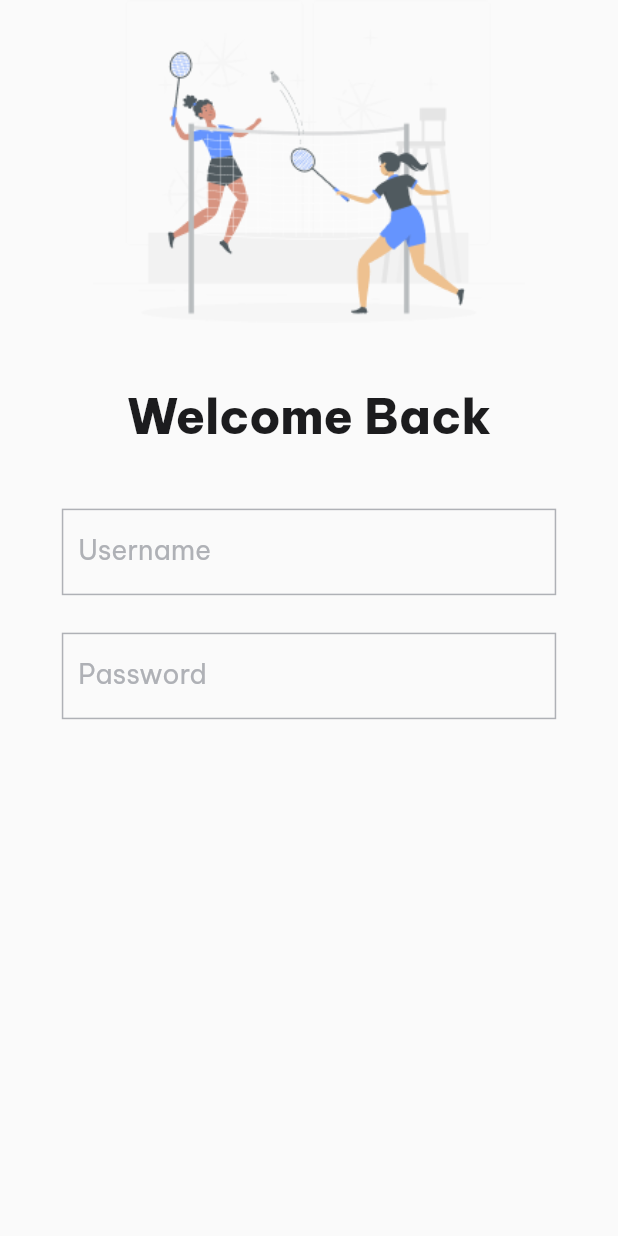
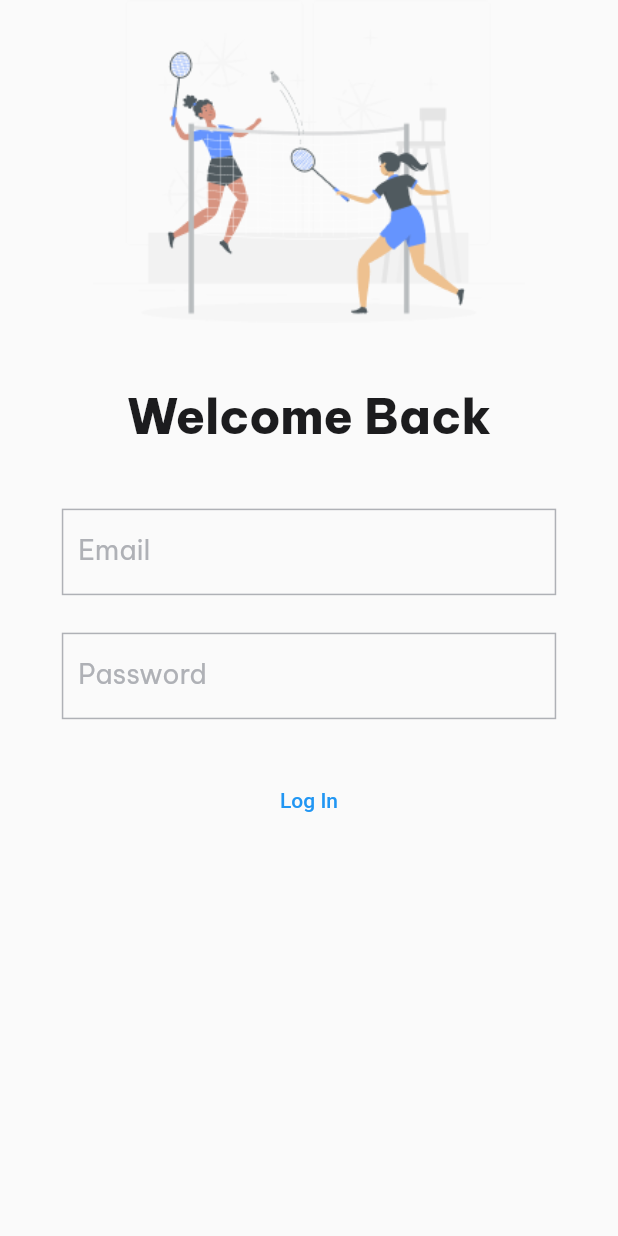
Before and after one commit to khangkontum/Birdify, a Flutter app: the LoginScreen screen opened directly, on a phone screen of 412 x 824 dp. Run offline on Flutter 3.47's test engine with Material 2 defaults, Android fonts, the phone set to English and light mode, and no system bars; drawn by our look-alikes of auto_size_text; our stand-ins replace auto_route, bloc, equatable, firebase_auth, firebase_core, flutter_bloc and 1 more; missing offline and left inert: flow_builder; accounts and stored records are empty.

Commit message:
[ADD] Add login, logout feature

```diff
--- /dev/null
+++ b/lib/data/models/user.dart
@@ -0,0 +1,27 @@
+import 'package:equatable/equatable.dart';
+
+class User extends Equatable {
+  final String? email;
+  final String id;
+  final String? name;
+  final String? phone;
+  final String? photo;
+  final String? token;
+
+  const User({
+    required this.id,
+    this.email = '',
+    this.token = '',
+    this.photo = '',
+    this.name = '',
+    this.phone = '',
+  });
+
+  static const empty = User(id: '');
+
+  bool get isEmpty => this == User.empty;
+  bool get isNotEmpty => this != User.empty;
+
+  @override
+  List<Object?> get props => [email, id, name, photo, phone];
+}
--- a/lib/logic/auth_bloc/auth_bloc.dart
+++ b/lib/logic/auth_bloc/auth_bloc.dart
@@ -1,18 +1,57 @@
+import 'dart:async';
+
 import 'package:bloc/bloc.dart';
 import 'package:equatable/equatable.dart';
-import 'package:firebase_auth/firebase_auth.dart';
+import 'package:mobile_final/data/models/user.dart';
 import 'package:mobile_final/data/repositories/auth_repository.dart';
 
 part 'auth_event.dart';
 part 'auth_state.dart';
 
 class AuthBloc extends Bloc<AuthEvent, AuthState> {
-  final AuthRepository authRepository;
+  final AuthRepository _authRepository;
+  StreamSubscription<User>? userSubcription;
 
-  AuthBloc(this.authRepository) : super(AuthInitial()) {}
+  AuthBloc(this._authRepository)
+      : super(const AuthState._(
+          status: AuthStatus.unauthenticated,
+        )) {
+    on<LoggedInEvent>(
+      _handleLoggedInEvent,
+    );
+
+    on<LoggedOutEvent>(_handleLoggedOutEvent);
+
+    userSubcription = _authRepository.user.listen((user) {
+      add(LoggedInEvent(user: user));
+    });
+  }
+
+  void _handleLoggedInEvent(
+    LoggedInEvent event,
+    Emitter<AuthState> emit,
+  ) {
+    if (event.user.isNotEmpty) {
+      emit(state.copyWith(
+        status: AuthStatus.authenticated,
+        user: event.user,
+      ));
+    } else {
+      emit(state.copyWith(status: AuthStatus.unauthenticated));
+    }
+  }
+
+  void _handleLoggedOutEvent(
+    LoggedOutEvent event,
+    Emitter<AuthState> emit,
+  ) {
+    unawaited(_authRepository.signOut());
+    emit(state.copyWith(status: AuthStatus.unauthenticated));
+  }
 
   @override
-  Stream<AuthState> mapEventToState(AuthEvent event) async* {
-    if (event is AuthLoading) {}
+  Future<void> close() {
+    userSubcription?.cancel();
+    return super.close();
   }
 }
--- a/lib/logic/auth_bloc/auth_event.dart
+++ b/lib/logic/auth_bloc/auth_event.dart
@@ -7,12 +7,10 @@ abstract class AuthEvent extends Equatable {
   List<Object> get props => [];
 }
 
-class LoadAuthEvent extends AuthEvent {}
-
-class SignedInEvent extends AuthEvent {
+class LoggedInEvent extends AuthEvent {
   final User user;
 
-  const SignedInEvent({required this.user});
+  const LoggedInEvent({required this.user});
 
   @override
   List<Object> get props => [user];
@@ -21,4 +19,4 @@ class SignedInEvent extends AuthEvent {
   String toString() => 'LoggedIn { user: ${user.email} }';
 }
 
-class SignedOut extends AuthEvent {}
+class LoggedOutEvent extends AuthEvent {}
--- a/lib/logic/auth_bloc/auth_state.dart
+++ b/lib/logic/auth_bloc/auth_state.dart
@@ -1,16 +1,32 @@
 part of 'auth_bloc.dart';
 
-abstract class AuthState extends Equatable {
-  const AuthState();
+enum AuthStatus { authenticated, unauthenticated }
+
+class AuthState extends Equatable {
+  final AuthStatus status;
+  final User user;
+  const AuthState._({
+    required this.status,
+    this.user = User.empty,
+  });
+
+  AuthState copyWith({required AuthStatus status, User? user}) {
+    return AuthState._(
+      status: status,
+      user: user ?? this.user,
+    );
+  }
 
   @override
-  List<Object> get props => [];
+  List<Object> get props => [status];
 }
 
-class AuthInitial extends AuthState {}
+// class AuthInitial extends AuthState {}
 
-class AuthSignedIn extends AuthState {}
+// class UninitializedState extends AuthState {}
 
-class AuthNotSignedIn extends AuthState {}
+// class AuthenticatedState extends AuthState {}
 
-class AuthLoading extends AuthState {}
+// class UnauthenticatedState extends AuthState {}
+
+// class LoadingAuthenticationState extends AuthState {}
--- /dev/null
+++ b/lib/logic/login_cubit/login_cubit.dart
@@ -0,0 +1,36 @@
+import 'package:bloc/bloc.dart';
+import 'package:equatable/equatable.dart';
+import 'package:mobile_final/data/repositories/auth_repository.dart';
+
+part 'login_state.dart';
+
+class LoginCubit extends Cubit<LoginState> {
+  final AuthRepository _authRepository;
+
+  LoginCubit(this._authRepository) : super(LoginState.initial());
+
+  void emailChanged(String value) {
+    emit(state.copyWith(email: value, status: LoginStatus.initial));
+  }
+
+  void passwordChanged(String value) {
+    emit(state.copyWith(password: value, status: LoginStatus.initial));
+  }
+
+  Future<void> logInWithCredentials() async {
+    if (state.status == LoginStatus.submitting) {
+      return; // Avoid submitting many times;
+    }
+    if (state.status == LoginStatus.initial) {
+      emit(state.copyWith(status: LoginStatus.submitting));
+      try {
+        await _authRepository.signInWithEmailAndPassword(
+            email: state.email, password: state.password);
+        emit(state.copyWith(status: LoginStatus.success));
+      } catch (_) {
+        print(_);
+        emit(state.copyWith(status: LoginStatus.error));
+      }
+    }
+  }
+}
--- /dev/null
+++ b/lib/logic/login_cubit/login_state.dart
@@ -0,0 +1,36 @@
+part of 'login_cubit.dart';
+
+enum LoginStatus { initial, submitting, success, error }
+
+class LoginState extends Equatable {
+  const LoginState({
+    required this.email,
+    required this.password,
+    required this.status,
+  });
+
+  final String email;
+  final String password;
+  final LoginStatus status;
+
+  factory LoginState.initial() {
+    return const LoginState(
+      email: '',
+      password: '',
+      status: LoginStatus.initial,
+    );
+  }
+
+  LoginState copyWith({String? email, String? password, LoginStatus? status}) {
+    return LoginState(
+      email: email ?? this.email,
+      password: password ?? this.password,
+      status: status ?? this.status,
+    );
+  }
+
+  @override
+  List<Object> get props => [email, password, status];
+}
+
+// class LoginInitial extends LoginState {}
--- /dev/null
+++ b/lib/presentation/routers/auth_router.dart
@@ -0,0 +1,16 @@
+import 'package:flutter/material.dart';
+import 'package:mobile_final/logic/auth_bloc/auth_bloc.dart';
+import 'package:mobile_final/presentation/screens/home_screen.dart';
+import 'package:mobile_final/presentation/screens/login_screen.dart';
+
+List<Page> onGenerateAppView(
+  AuthStatus status,
+  List<Page<dynamic>> pages,
+) {
+  switch (status) {
+    case AuthStatus.authenticated:
+      return [HomeScreen.page()];
+    case AuthStatus.unauthenticated:
+      return [LoginScreen.page()];
+  }
+}
--- a/lib/presentation/screens/login_screen.dart
+++ b/lib/presentation/screens/login_screen.dart
@@ -1,15 +1,21 @@
 import 'package:auto_size_text/auto_size_text.dart';
 import 'package:flutter/material.dart';
+import 'package:flutter_bloc/flutter_bloc.dart';
+import 'package:mobile_final/data/repositories/auth_repository.dart';
+import 'package:mobile_final/logic/login_cubit/login_cubit.dart';
+import 'package:mobile_final/presentation/style/custom/input_box_decoration.dart';
 
 class LoginScreen extends StatelessWidget {
-  LoginScreen({Key? key}) : super(key: key);
-  final formKey = GlobalKey<FormState>();
+  const LoginScreen({Key? key}) : super(key: key);
+
+  static Page page() => const MaterialPage<void>(child: LoginScreen());
 
   @override
   Widget build(BuildContext context) {
     Size sized = MediaQuery.of(context).size;
     return Scaffold(
-        body: Center(
+        body: SingleChildScrollView(
+      child: Center(
         child: Column(
           children: [
             Image.asset(
@@ -22,53 +28,110 @@ class LoginScreen extends StatelessWidget {
               style: Theme.of(context).textTheme.headline1,
             ),
             const SizedBox(height: 42),
-          Form(
-            key: formKey,
-            child: Column(
-              mainAxisAlignment: MainAxisAlignment.center,
-              children: [
-                InputField(sized: sized, hintText: "Username"),
-                const SizedBox(height: 25),
-                InputField(sized: sized, hintText: "Password")
+            BlocProvider(
+              create: (context) => LoginCubit(
+                context.read<AuthRepository>(),
+              ),
+              child: LoginForm(sized: sized),
+            )
           ],
         ),
-          )
-        ],
       ),
     ));
   }
 }
 
-class InputField extends StatelessWidget {
-  const InputField({
+class LoginForm extends StatelessWidget {
+  const LoginForm({
     Key? key,
     required this.sized,
-    required this.hintText,
   }) : super(key: key);
 
   final Size sized;
-  final String hintText;
+
+  @override
+  Widget build(BuildContext context) {
+    return BlocListener<LoginCubit, LoginState>(
+      listener: (context, state) {
+        if (state.status == LoginStatus.error) {
+          // TODO: error handling
+        }
+      },
+      child: Column(
+        mainAxisAlignment: MainAxisAlignment.center,
+        children: [
+          _EmailInput(sized: sized),
+          const SizedBox(height: 25),
+          _PasswordInput(sized: sized),
+          const SizedBox(height: 30),
+          const _LoginButton(),
+        ],
+      ),
+    );
+  }
+}
+
+class _EmailInput extends StatelessWidget {
+  const _EmailInput({required this.sized, Key? key}) : super(key: key);
+
+  final Size sized;
 
   @override
   Widget build(BuildContext context) {
     return Container(
       height: sized.height * 0.07,
       width: sized.width * 0.8,
-      decoration: BoxDecoration(
-          border: Border.all(
-        color: const Color(0xFFAFB1B6),
-      )),
-      child: TextFormField(
+      decoration: inputBoxDecoration,
+      child: BlocBuilder<LoginCubit, LoginState>(
+        buildWhen: (previous, current) => previous.email != current.email,
+        builder: (context, state) {
+          return TextFormField(
+              onChanged: (value) =>
+                  context.read<LoginCubit>().emailChanged(value),
               textAlignVertical: TextAlignVertical.center,
-        decoration: InputDecoration(
-            contentPadding: const EdgeInsets.all(10),
-            border: InputBorder.none,
-            hintText: hintText,
-            hintStyle: Theme.of(context)
-                .textTheme
-                .bodyText1
-                ?.copyWith(color: const Color(0xFFAFB1B6))),
+              decoration: const InputDecoration(hintText: "Email"));
+        },
       ),
     );
   }
 }
+
+class _PasswordInput extends StatelessWidget {
+  const _PasswordInput({Key? key, required this.sized}) : super(key: key);
+
+  final Size sized;
+
+  @override
+  Widget build(BuildContext context) {
+    return Container(
+      height: sized.height * 0.07,
+      width: sized.width * 0.8,
+      decoration: inputBoxDecoration,
+      child: BlocBuilder<LoginCubit, LoginState>(
+        buildWhen: (previous, current) => previous.password != current.password,
+        builder: (context, state) {
+          return TextFormField(
+            onChanged: (value) =>
+                context.read<LoginCubit>().passwordChanged(value),
+            textAlignVertical: TextAlignVertical.center,
+            decoration: const InputDecoration(hintText: "Password"),
+          );
+        },
+      ),
+    );
+  }
+}
+
+class _LoginButton extends StatelessWidget {
+  const _LoginButton({Key? key}) : super(key: key);
+
+  @override
+  Widget build(BuildContext context) {
+    return TextButton(
+      onPressed: () async {
+        await context.read<LoginCubit>().logInWithCredentials();
+      },
+      child: const AutoSizeText("Log In"),
+    );
+  }
+}
--- /dev/null
+++ b/lib/presentation/style/custom/input_box_decoration.dart
@@ -0,0 +1,6 @@
+import 'package:flutter/painting.dart';
+
+final inputBoxDecoration = BoxDecoration(
+    border: Border.all(
+  color: const Color(0xFFAFB1B6),
+));
--- a/lib/presentation/style/style.dart
+++ b/lib/presentation/style/style.dart
@@ -1,18 +1,16 @@
 import 'package:flutter/material.dart';
-import 'package:google_fonts/google_fonts.dart';
+import 'package:mobile_final/presentation/style/text_theme.dart';
 
-ThemeData appTheme(BuildContext context) {
-  return ThemeData(
-    backgroundColor: const Color(0xFFFF97B7),
-    textTheme: TextTheme(
-        headline1: GoogleFonts.beVietnamPro(
-          fontWeight: FontWeight.w800, // ExtraBold
-          fontSize: 32,
-          color: const Color(0xFF1C1C1E),
-        ),
-        bodyText1: GoogleFonts.beVietnamPro(
-          fontWeight: FontWeight.normal,
-          fontSize: 18,
-        )),
-  );
-}
+// ThemeData appTheme(BuildContext context) {
+//   return ThemeData(
+//     backgroundColor: const Color(0xFFFF97B7),
+//     textTheme: textTheme,
+//     inputDecorationTheme: inputDecorationTheme,
+//   );
+// }
+
+final ThemeData themeData = ThemeData(
+  backgroundColor: const Color(0xFFFF97B7),
+  textTheme: textTheme,
+  inputDecorationTheme: inputDecorationTheme,
+);
--- /dev/null
+++ b/lib/presentation/style/text_theme.dart
@@ -0,0 +1,21 @@
+import 'package:flutter/material.dart';
+import 'package:google_fonts/google_fonts.dart';
+
+final textTheme = TextTheme(
+    headline1: GoogleFonts.beVietnamPro(
+      fontWeight: FontWeight.w800, // ExtraBold
+      fontSize: 32,
+      color: const Color(0xFF1C1C1E),
+    ),
+    bodyText1: GoogleFonts.beVietnamPro(
+      fontWeight: FontWeight.normal,
+      fontSize: 18,
+    ));
+
+final inputDecorationTheme = InputDecorationTheme(
+  contentPadding: const EdgeInsets.all(10),
+  border: InputBorder.none,
+  hintStyle: textTheme.bodyText1?.copyWith(
+    color: const Color(0xFFAFB1B6),
+  ),
+);
--- a/pubspec.yaml
+++ b/pubspec.yaml
@@ -43,6 +43,9 @@ dependencies:
   build_runner: ^2.2.0
   google_fonts: ^3.0.1
   auto_size_text: ^3.0.0
+  google_sign_in: ^5.4.1
+  flow_builder: ^0.0.9
+  bloc: ^8.1.0
 
 dev_dependencies:
   flutter_test:
@@ -55,6 +58,7 @@ dev_dependencies:
   # rules and activating additional ones.
   flutter_lints: ^2.0.0
   auto_route_generator: ^5.0.1
+  json_serializable: ^6.3.1
 
 
 # For information on the generic Dart part of this file, see the
```
Also changed, not shown: lib/bloc_observer.dart (added, +15 -0 lines), lib/data/repositories/auth_repository.dart (+28 -5 lines), lib/main.dart (+42 -6 lines), lib/presentation/screens/home_screen.dart (added, +24 -0 lines), lib/firebase_options.dart (added), pubspec.lock, 7 other files. Lines whose indentation alone changed are shown as unchanged.
